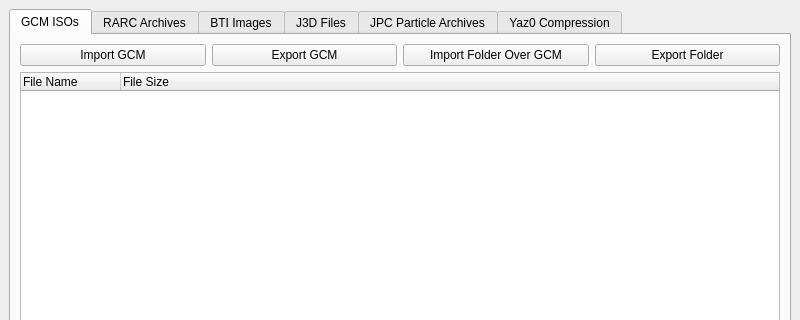
Old version of the form gcft_ui/main.ui in the repository LagoLunatic/GCFT; both pictures show x 0 to 800 and y 0 to 320 of the 800 by 600 pixel window.
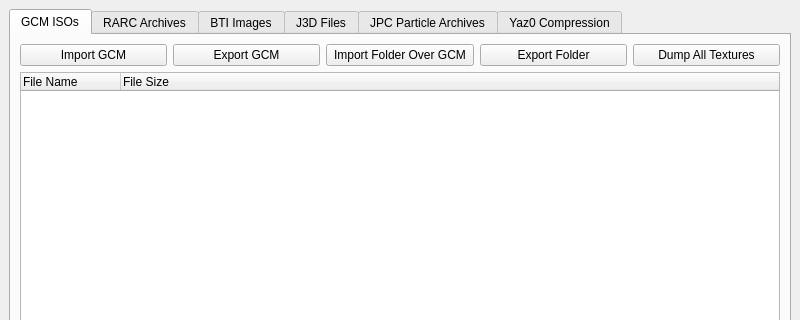
New version of the form.

Commit message: GCM: Add feature to dump all textures in the ISO to PNG

The edit to the form file:
```diff
--- a/gcft_ui/main.ui
+++ b/gcft_ui/main.ui
@@ -55,6 +55,13 @@
             </property>
            </widget>
           </item>
+          <item>
+           <widget class="QPushButton" name="dump_all_gcm_textures">
+            <property name="text">
+             <string>Dump All Textures</string>
+            </property>
+           </widget>
+          </item>
          </layout>
         </item>
         <item>
```
The commit also changes 3 other files.
